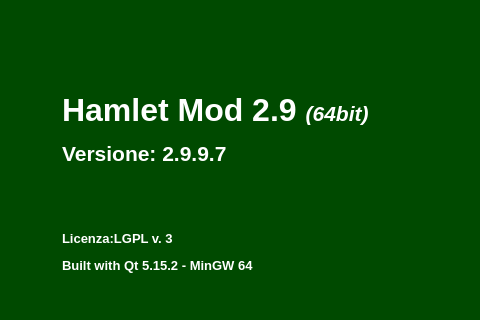
First picture: the form in mainwindow.ui, repository fblabs/hamlet-mod-sancon, before the edit; both pictures show x 435 to 915 and y 0 to 320 of the 1156 by 831 pixel window.
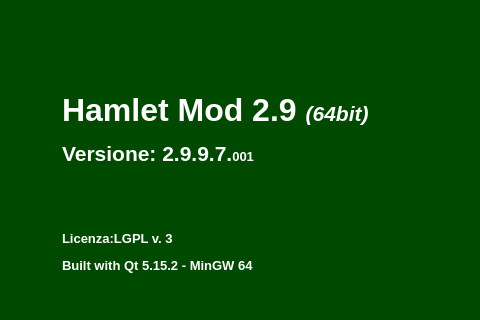
Second picture: the form after the edit. Icons and pictures are not drawn.

The edit to the form file:
```diff
--- a/mainwindow.ui
+++ b/mainwindow.ui
@@ -492,7 +492,7 @@
          <enum>QFrame::NoFrame</enum>
         </property>
         <property name="text">
-         <string>&lt;html&gt;&lt;head/&gt;&lt;body&gt;&lt;p&gt;&lt;span style=&quot; font-size:24pt; font-weight:600;&quot;&gt;Hamlet Mod 2.9 &lt;/span&gt;&lt;span style=&quot; font-size:16pt; font-weight:600; font-style:italic;&quot;&gt;(64bit)&lt;/span&gt;&lt;/p&gt;&lt;p&gt;&lt;span style=&quot; font-size:16pt; font-weight:600;&quot;&gt;Versione: 2.9.9.7&lt;/span&gt;&lt;br/&gt;&lt;/p&gt;&lt;p&gt;&lt;br/&gt;&lt;/p&gt;&lt;p&gt;&lt;span style=&quot; font-size:10pt; font-weight:600;&quot;&gt;Licenza:LGPL v. 3&lt;/span&gt;&lt;/p&gt;&lt;p&gt;&lt;span style=&quot; font-size:10pt; font-weight:600;&quot;&gt;Built with Qt 5.15.2 - MinGW 64&lt;/span&gt;&lt;/p&gt;&lt;p&gt;&lt;br/&gt;&lt;/p&gt;&lt;p&gt;&lt;br/&gt;&lt;/p&gt;&lt;p&gt;&lt;span style=&quot; font-size:10pt;&quot;&gt;© FBLABS 2015-2022&lt;/span&gt;&lt;/p&gt;&lt;p&gt;&lt;a href=&quot;￼￼https://github.com/fblabs/hamlet-mod-sancon&quot;&gt;&lt;span style=&quot; font-size:10pt; font-weight:600; text-decoration: underline; color:#aaffff;&quot;&gt;Sorgenti (github)&lt;/span&gt;&lt;/a&gt;&lt;/p&gt;&lt;/body&gt;&lt;/html&gt;</string>
+         <string>&lt;html&gt;&lt;head/&gt;&lt;body&gt;&lt;p&gt;&lt;span style=&quot; font-size:24pt; font-weight:600;&quot;&gt;Hamlet Mod 2.9 &lt;/span&gt;&lt;span style=&quot; font-size:16pt; font-weight:600; font-style:italic;&quot;&gt;(64bit)&lt;/span&gt;&lt;/p&gt;&lt;p&gt;&lt;span style=&quot; font-size:16pt; font-weight:600;&quot;&gt;Versione: 2.9.9.7.&lt;/span&gt;&lt;span style=&quot; font-size:10pt; font-weight:600;&quot;&gt;001&lt;/span&gt;&lt;br/&gt;&lt;/p&gt;&lt;p&gt;&lt;br/&gt;&lt;/p&gt;&lt;p&gt;&lt;span style=&quot; font-size:10pt; font-weight:600;&quot;&gt;Licenza:LGPL v. 3&lt;/span&gt;&lt;/p&gt;&lt;p&gt;&lt;span style=&quot; font-size:10pt; font-weight:600;&quot;&gt;Built with Qt 5.15.2 - MinGW 64&lt;/span&gt;&lt;/p&gt;&lt;p&gt;&lt;br/&gt;&lt;/p&gt;&lt;p&gt;&lt;br/&gt;&lt;/p&gt;&lt;p&gt;&lt;span style=&quot; font-size:10pt;&quot;&gt;© FBLABS 2015-2022&lt;/span&gt;&lt;/p&gt;&lt;p&gt;&lt;a href=&quot;￼￼https://github.com/fblabs/hamlet-mod-sancon&quot;&gt;&lt;span style=&quot; font-size:10pt; font-weight:600; text-decoration: underline; color:#aaffff;&quot;&gt;Sorgenti (github)&lt;/span&gt;&lt;/a&gt;&lt;/p&gt;&lt;/body&gt;&lt;/html&gt;</string>
         </property>
         <property name="scaledContents">
          <bool>false</bool>
```
